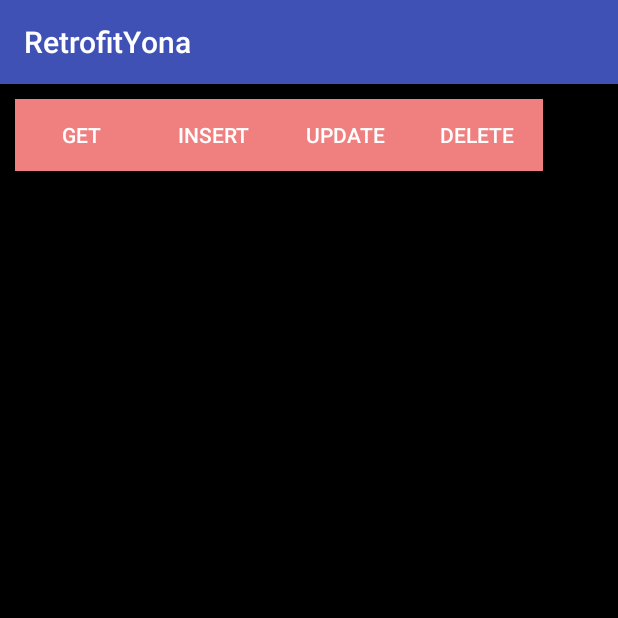
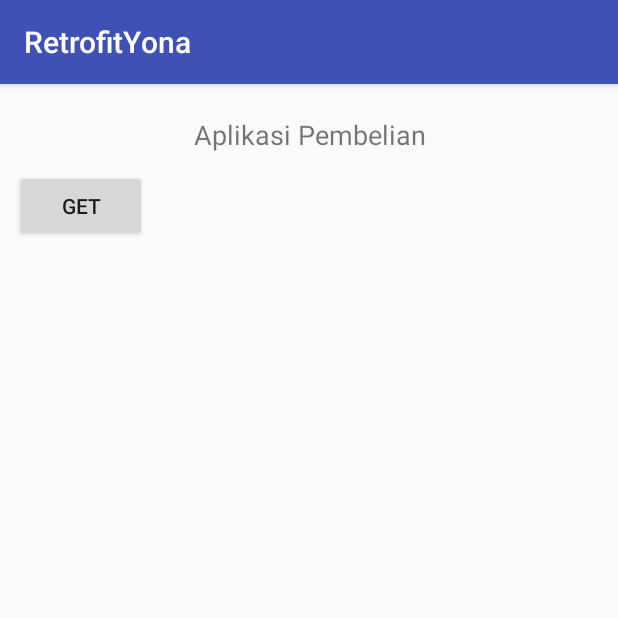
Before and after one commit to yona77/Networking2, an Android app: the screen it shows after launch (MainActivity), on a phone screen of 412 x 824 dp, the top half of it. Run offline under Robolectric (Android 15) with nearby library versions, the phone set to English and light mode, and no system bars.

Commit message:
Praktikum 11.4 (Baru Revisi)

```diff
--- a/app/src/main/AndroidManifest.xml
+++ b/app/src/main/AndroidManifest.xml
@@ -17,10 +17,10 @@
         <activity android:name=".MainActivity">
             <intent-filter>
                 <action android:name="android.intent.action.MAIN" />
-
                 <category android:name="android.intent.category.LAUNCHER" />
             </intent-filter>
         </activity>
+        <activity android:name=".LayarDetail"></activity>
     </application>
 
 </manifest>
--- a/app/src/main/java/com/example/yona/retrofityona/LayarDetail.java
+++ b/app/src/main/java/com/example/yona/retrofityona/LayarDetail.java
@@ -14,6 +14,7 @@ import retrofit2.Call;
 import retrofit2.Response;
 
 public class LayarDetail extends AppCompatActivity {
+
         EditText edtIdPembelian, edtIdPembeli, edtTanggalBeli, edtIdTiket, edtTotalHarga;
         Button btInsert, btUpdate, btDelete, btBack;
         TextView tvMessage;
@@ -60,8 +61,7 @@ public void onClick(View view) {
     @Override
     public void onResponse(Call<PostPutDelPembelian> call,
         Response<PostPutDelPembelian> response) {
-        tvMessage.setText(" Retrofit Update: " +
-        "\n " + " Status Update : " +response.body().getStatus() + "\n " + " Message Update : "+ response.body().getMessage());
+        tvMessage.setText(" Retrofit Update: " + "\n " + " Status Update : " +response.body().getStatus() + "\n " + " Message Update : "+ response.body().getMessage());
         }
 
     @Override
--- a/app/src/main/java/com/example/yona/retrofityona/Rest/ApiClient.java
+++ b/app/src/main/java/com/example/yona/retrofityona/Rest/ApiClient.java
@@ -4,7 +4,7 @@ import retrofit2.converter.gson.GsonConverterFactory;
 
 public class ApiClient {
 
-    public static final String BASE_URL = "http://192.168.0.174/android-api/index.php/";
+    public static final String BASE_URL = "http://192.168.0.174/android_api/";
 
     private static Retrofit retrofit = null;
 
--- a/app/src/main/res/layout/activity_main.xml
+++ b/app/src/main/res/layout/activity_main.xml
@@ -1,62 +1,41 @@
 <?xml version="1.0" encoding="utf-8"?>
-<LinearLayout xmlns:android="http://schemas.android.com/apk/res/android"
-    xmlns:tools="http://schemas.android.com/tools"
+<LinearLayout
+    xmlns:android="http://schemas.android.com/apk/res/android"
     android:id="@+id/activity_main"
     android:layout_width="match_parent"
     android:layout_height="match_parent"
     android:orientation="vertical"
-    android:background="@color/dark"
     android:padding="10dp">
 
-    <LinearLayout
+    <RelativeLayout
         android:layout_width="wrap_content"
         android:layout_height="wrap_content"
-        android:orientation="horizontal"
-        android:layout_marginBottom="16dp"
-        tools:ignore="UselessParent">
+        android:layout_marginBottom="16dp">
+
+        <TextView
+            android:id="@+id/judul"
+            android:layout_width="match_parent"
+            android:layout_height="wrap_content"
+            android:text="Aplikasi Pembelian"
+            android:layout_alignParentStart="true"
+            android:gravity="center"
+            android:textSize="8pt"
+            android:layout_margin="5pt"
+            android:layout_alignParentLeft="true" />
 
         <Button
             android:id="@+id/btGet"
-            android:layout_width="match_parent"
-            android:layout_height="wrap_content"
-            android:background="@color/lightcoral"
-            android:text="Get"
-            android:textColor="@color/white"
-            tools:ignore="ButtonStyle,HardcodedText" />
-
-        <Button
-            android:id="@+id/btInsert"
             android:layout_width="wrap_content"
             android:layout_height="wrap_content"
-            android:text="Insert"
-            android:textColor="@color/white"
-            android:background="@color/lightcoral"
-            android:layout_below="@id/btGet"
-            tools:ignore="ButtonStyle,HardcodedText" />
+            android:layout_below="@+id/judul"
+            android:text="Get"/>
+    </RelativeLayout>
 
-        <Button
-            android:id="@+id/btUpdate"
-            android:layout_width="wrap_content"
-            android:layout_height="wrap_content"
-            android:text="Update"
-            android:textColor="@color/white"
-            android:background="@color/lightcoral"
-            android:layout_below="@id/btInsert"
-            tools:ignore="ButtonStyle,HardcodedText" />
-
-        <Button
-            android:id="@+id/btDelete"
-            android:layout_width="wrap_content"
-            android:layout_height="wrap_content"
-            android:text="Delete"
-            android:textColor="@color/white"
-            android:background="@color/lightcoral"
-            android:layout_below="@id/btUpdate"
-            tools:ignore="ButtonStyle,HardcodedText" />
+    <android.support.v7.widget.RecyclerView
+        android:id="@+id/recyclerView"
+        android:scrollbars="vertical"
+        android:layout_width="match_parent"
+        android:layout_height="match_parent">
+    </android.support.v7.widget.RecyclerView>
 
 </LinearLayout>
-    <android.support.v7.widget.RecyclerView
-        android:id="@+id/recyclerView"
-        android:layout_width="match_parent"
-        android:layout_height="match_parent"></android.support.v7.widget.RecyclerView>
-</LinearLayout>
--- a/app/src/main/res/values/colors.xml
+++ b/app/src/main/res/values/colors.xml
@@ -2,8 +2,8 @@
 <resources>
     <color name="colorPrimary">#3F51B5</color>
     <color name="colorPrimaryDark">#303F9F</color>
-    <color name="colorAccent">#FF4081</color>
-    <color name="purple">#800080</color>
+    <color name="colorAccent">#4B0082</color>
+    <color name="plum">#DDA0DD</color>
     <color name="lightcoral">#F08080</color>
     <color name="dark">#000000</color>
     <color name="white">#ffffff</color>
```
Also changed, not shown: app/src/main/java/com/example/yona/retrofityona/Adapter/MyAdapter.java (+13 -21 lines), app/src/main/java/com/example/yona/retrofityona/MainActivity.java (+7 -6 lines), app/src/main/java/com/example/yona/retrofityona/Model/GetPembelian.java (+0 -7 lines), app/src/main/java/com/example/yona/retrofityona/Rest/ApiInterface.java (+8 -4 lines), app/src/main/res/layout/activity_layar_detail.xml (+23 -21 lines), app/src/main/res/layout/list_item.xml (+22 -26 lines).
